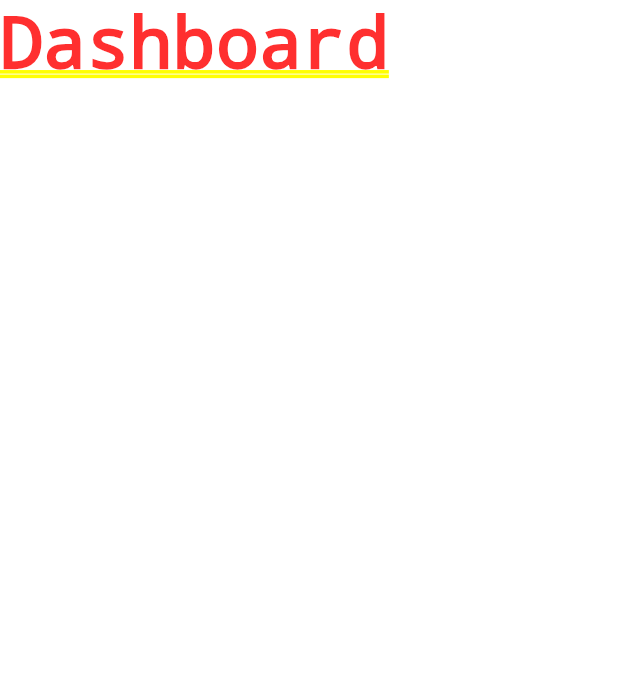
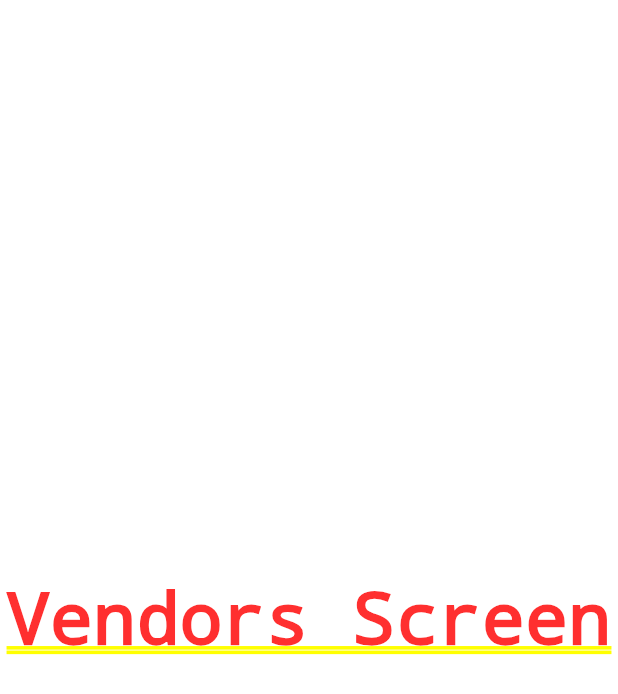
Before and after one commit to tinnguyen2421/ecomerce_app_web, a Flutter app: the screen it shows after launch, on a phone screen of 412 x 824 dp. Shown: the top 694 px of the screen. Run offline on Flutter 3.47's test engine with Material 3 defaults, Android fonts, the phone set to English and light mode, and no system bars; our stand-ins replace file_picker; missing offline and left inert: cloudinary_public, flutter_admin_scaffold; statements that could not run were skipped.

Commit message:
Create banner,category model&controller, slidebar screen admin

```diff
--- /dev/null
+++ b/lib/global_variable.dart
@@ -0,0 +1 @@
+String uri = 'http://localhost:3000';
--- a/lib/views/main_screen.dart
+++ b/lib/views/main_screen.dart
@@ -1,3 +1,9 @@
+import 'package:ecomerce_app_web/views/side_bar_screens/buyers_screen.dart';
+import 'package:ecomerce_app_web/views/side_bar_screens/category_screen.dart';
+import 'package:ecomerce_app_web/views/side_bar_screens/orders_screen.dart';
+import 'package:ecomerce_app_web/views/side_bar_screens/product_screen.dart';
+import 'package:ecomerce_app_web/views/side_bar_screens/upload_banner_screen.dart';
+import 'package:ecomerce_app_web/views/side_bar_screens/vendors_screen.dart';
 import 'package:flutter/cupertino.dart';
 import 'package:flutter/material.dart';
 import 'package:flutter_admin_scaffold/admin_scaffold.dart';
@@ -10,6 +16,42 @@ class MainScreen extends StatefulWidget {
 }
 
 class _MainScreenState extends State<MainScreen> {
+  Widget _selectedScreen = VendorsScreen();
+  screenSelector(item) {
+    switch (item.route) {
+      case BuyersScreen.id:
+        setState(() {
+          _selectedScreen = BuyersScreen();
+        });
+        break;
+      case VendorsScreen.id:
+        setState(() {
+          _selectedScreen = VendorsScreen();
+        });
+        break;
+      case OrdersScreen.id:
+        setState(() {
+          _selectedScreen = OrdersScreen();
+        });
+        break;
+      case CategoryScreen.id:
+        setState(() {
+          _selectedScreen = CategoryScreen();
+        });
+        break;
+      case UploadBannerScreen.id:
+        setState(() {
+          _selectedScreen = UploadBannerScreen();
+        });
+        break;
+      case ProductScreen.id:
+        setState(() {
+          _selectedScreen = ProductScreen();
+        });
+        break;
+    }
+  }
+
   @override
   Widget build(BuildContext context) {
     return AdminScaffold(
@@ -17,31 +59,62 @@ class _MainScreenState extends State<MainScreen> {
         backgroundColor: Colors.blue,
         title: const Text("Quản lí"),
       ),
-      body: const Text('Dashboard'),
-      sideBar: const SideBar(
-        items: [
+      body: _selectedScreen,
+      sideBar: SideBar(
+        header: Container(
+          height: 50,
+          width: double.infinity,
+          decoration: BoxDecoration(
+            color: Colors.black,
+          ),
+          child: Center(
+            child: Text(
+              'Multi Vendor Admin',
+              style: TextStyle(
+                fontSize: 18,
+                fontWeight: FontWeight.bold,
+                letterSpacing: 1.7,
+                color: Colors.white,
+              ),
+            ),
+          ),
+        ),
+        items: const [
           AdminMenuItem(
             title: 'Vendors',
-            route: "",
+            route: VendorsScreen.id,
             icon: CupertinoIcons.person_3,
           ),
           AdminMenuItem(
             title: 'Buyers',
-            route: "",
+            route: BuyersScreen.id,
             icon: CupertinoIcons.person,
           ),
           AdminMenuItem(
+            title: 'Orders',
+            route: OrdersScreen.id,
+            icon: CupertinoIcons.shopping_cart,
+          ),
+          AdminMenuItem(
             title: 'Categories',
-            route: "",
+            route: CategoryScreen.id,
             icon: Icons.category,
           ),
           AdminMenuItem(
-            title: 'Banners',
-            route: "",
-            icon: CupertinoIcons.bandage,
+            title: 'Upload Banner',
+            route: UploadBannerScreen.id,
+            icon: Icons.upload,
+          ),
+          AdminMenuItem(
+            title: 'Products',
+            route: ProductScreen.id,
+            icon: Icons.store,
           ),
         ],
-        selectedRoute: '',
+        selectedRoute: VendorsScreen.id,
+        onSelected: (item) {
+          screenSelector(item);
+        },
       ),
     );
   }
--- /dev/null
+++ b/lib/views/side_bar_screens/orders_screen.dart
@@ -0,0 +1,13 @@
+import 'package:flutter/material.dart';
+
+class OrdersScreen extends StatelessWidget {
+  static const String id = '\orders-screen';
+  const OrdersScreen({super.key});
+
+  @override
+  Widget build(BuildContext context) {
+    return Center(
+      child: Text('Orders Screen'),
+    );
+  }
+}
--- /dev/null
+++ b/lib/views/side_bar_screens/product_screen.dart
@@ -0,0 +1,13 @@
+import 'package:flutter/material.dart';
+
+class ProductScreen extends StatelessWidget {
+  static const String id = '\products-screen';
+  const ProductScreen({super.key});
+
+  @override
+  Widget build(BuildContext context) {
+    return Center(
+      child: Text('Product Screen '),
+    );
+  }
+}
--- /dev/null
+++ b/lib/views/side_bar_screens/vendors_screen.dart
@@ -0,0 +1,13 @@
+import 'package:flutter/material.dart';
+
+class VendorsScreen extends StatelessWidget {
+  static const String id = '\vendors-screen';
+  const VendorsScreen({super.key});
+
+  @override
+  Widget build(BuildContext context) {
+    return Center(
+      child: Text("Vendors Screen"),
+    );
+  }
+}
--- a/pubspec.yaml
+++ b/pubspec.yaml
@@ -36,6 +36,9 @@ dependencies:
   # Use with the CupertinoIcons class for iOS style icons.
   cupertino_icons: ^1.0.8
   flutter_admin_scaffold: ^1.3.0
+  file_picker: ^8.1.3
+  cloudinary_public: ^0.23.1
+  http: ^1.2.2
 dev_dependencies:
   flutter_test:
     sdk: flutter
```
Also changed, not shown: lib/controllers/banner_controller.dart (added, +37 -0 lines), lib/controllers/category_controller.dart (added, +50 -0 lines), lib/models/banner.dart (added, +27 -0 lines), lib/models/category.dart (added, +35 -0 lines), lib/services/manage_http_response.dart (added, +28 -0 lines), lib/views/side_bar_screens/buyers_screen.dart (added, +13 -0 lines), lib/views/side_bar_screens/category_screen.dart (added, +169 -0 lines), lib/views/side_bar_screens/upload_banner_screen.dart (added, +90 -0 lines), pubspec.lock.
